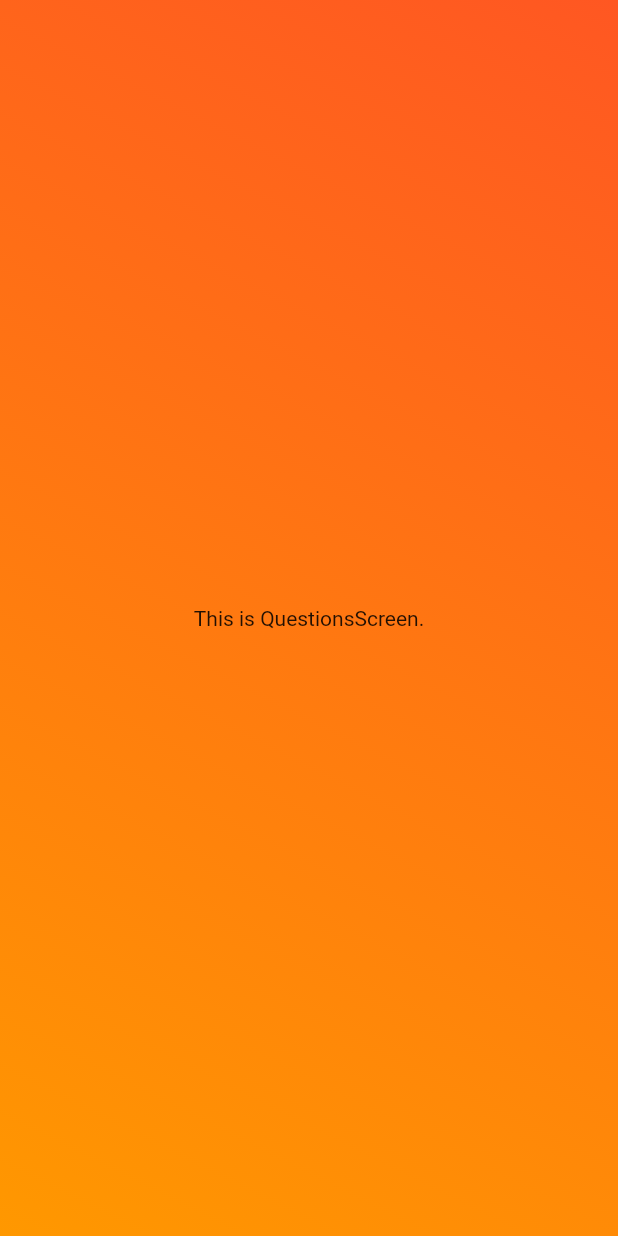
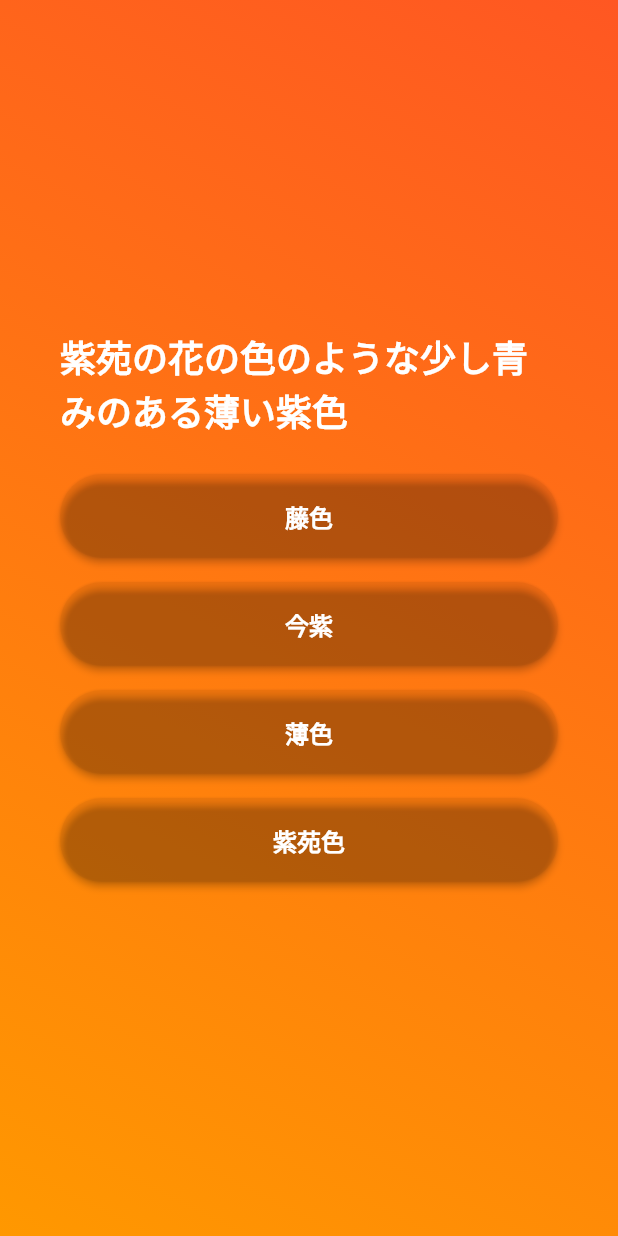
Before and after one commit to yusuke-shiya/adv_basics, a Flutter app: the screen it shows after launch, after a tap on "始める", on a phone screen of 412 x 824 dp. Run offline on Flutter 3.47's test engine with Material 2 defaults, Android fonts, the phone set to English and light mode, and no system bars.

Commit message:
feat: 問題に回答して次の問題に移行できる

```diff
--- /dev/null
+++ b/lib/answer_button.dart
@@ -0,0 +1,37 @@
+import 'package:flutter/material.dart';
+
+class AnswerButton extends StatelessWidget {
+  const AnswerButton({
+    super.key,
+    required this.onPressed,
+    required this.answerText,
+  });
+
+  final void Function() onPressed;
+  final String answerText;
+
+  @override
+  Widget build(context) {
+    return Container(
+      margin: const EdgeInsets.only(bottom: 16),
+      child: ElevatedButton(
+        onPressed: onPressed,
+        style: ElevatedButton.styleFrom(
+          padding: const EdgeInsets.symmetric(vertical: 16, horizontal: 60),
+          backgroundColor: const Color.fromARGB(10, 0, 0, 0),
+          foregroundColor: Colors.white,
+          shape: const RoundedRectangleBorder(
+            borderRadius: BorderRadius.all(
+              Radius.circular(40),
+            ),
+          ),
+          textStyle: const TextStyle(
+            fontWeight: FontWeight.bold,
+            fontSize: 16,
+          ),
+        ),
+        child: Text(answerText),
+      ),
+    );
+  }
+}
--- /dev/null
+++ b/lib/data/question_list.dart
@@ -0,0 +1,34 @@
+import '../models/quiz_question_list.dart';
+import '../models/quiz_question.dart';
+
+QuizQuestionList questionList = QuizQuestionList(
+  [
+    const QuizQuestion(
+      question: '紫苑の花の色のような少し青みのある薄い紫色',
+      answers: [
+        '紫苑色',
+        '藤色',
+        '薄色',
+        '今紫',
+      ],
+    ),
+    const QuizQuestion(
+      question: '古代の藍染の色名で渋い青色',
+      answers: [
+        '次縹',
+        '鴨頭草',
+        '露草色',
+        '紺青色',
+      ],
+    ),
+    const QuizQuestion(
+      question: '紫みの暗い赤色で、茜と紫とで染めたもので、名称にある緋の色感はなく黒みの強い色',
+      answers: [
+        '深緋',
+        '浅蘇芳',
+        '槿花色',
+        '一重梅',
+      ],
+    ),
+  ],
+);
--- /dev/null
+++ b/lib/models/quiz_question.dart
@@ -0,0 +1,17 @@
+class QuizQuestion {
+  const QuizQuestion({
+    required this.question,
+    required this.answers,
+    this.correctAnswerIndex = 0,
+  });
+
+  final String question;
+  final List<String> answers;
+  final int correctAnswerIndex;
+
+  List<String> get shuffledAnswers {
+    final answers = List.of(this.answers);
+    answers.shuffle();
+    return answers;
+  }
+}
--- /dev/null
+++ b/lib/models/quiz_question_list.dart
@@ -0,0 +1,11 @@
+import 'quiz_question.dart';
+
+class QuizQuestionList {
+  QuizQuestionList(this.questions);
+
+  final List<QuizQuestion> questions;
+
+  bool hasNextQuestion(int questionIndex) {
+    return questionIndex < questions.length - 1;
+  }
+}
--- a/lib/questions_screen.dart
+++ b/lib/questions_screen.dart
@@ -1,6 +1,8 @@
 import 'package:flutter/material.dart';
 
 import 'gradient_container.dart';
+import 'answer_button.dart';
+import 'data/question_list.dart';
 
 class QuestionsScreen extends StatefulWidget {
   const QuestionsScreen({super.key});
@@ -10,10 +12,42 @@ class QuestionsScreen extends StatefulWidget {
 }
 
 class _QuestionsScreenState extends State<QuestionsScreen> {
+  var questionIndex = 0;
+  void answerQuestion() {
+    setState(() {
+      if (questionList.hasNextQuestion(questionIndex)) questionIndex++;
+    });
+  }
+
   @override
   Widget build(context) {
-    return const GradientContainer.orange(
-      child: Center(child: Text('This is QuestionsScreen.')),
+    final question = questionList.questions[questionIndex];
+    return GradientContainer.orange(
+      child: Container(
+        margin: const EdgeInsets.all(40),
+        child: SizedBox(
+          width: double.infinity,
+          child: Column(
+            mainAxisAlignment: MainAxisAlignment.center,
+            crossAxisAlignment: CrossAxisAlignment.stretch,
+            children: [
+              Text(
+                question.question,
+                style: const TextStyle(
+                  fontSize: 24,
+                  fontWeight: FontWeight.bold,
+                  color: Colors.white,
+                ),
+              ),
+              const SizedBox(height: 24),
+              ...question.shuffledAnswers.map((answer) => AnswerButton(
+                    onPressed: answerQuestion,
+                    answerText: answer,
+                  )),
+            ],
+          ),
+        ),
+      ),
     );
   }
 }
```
